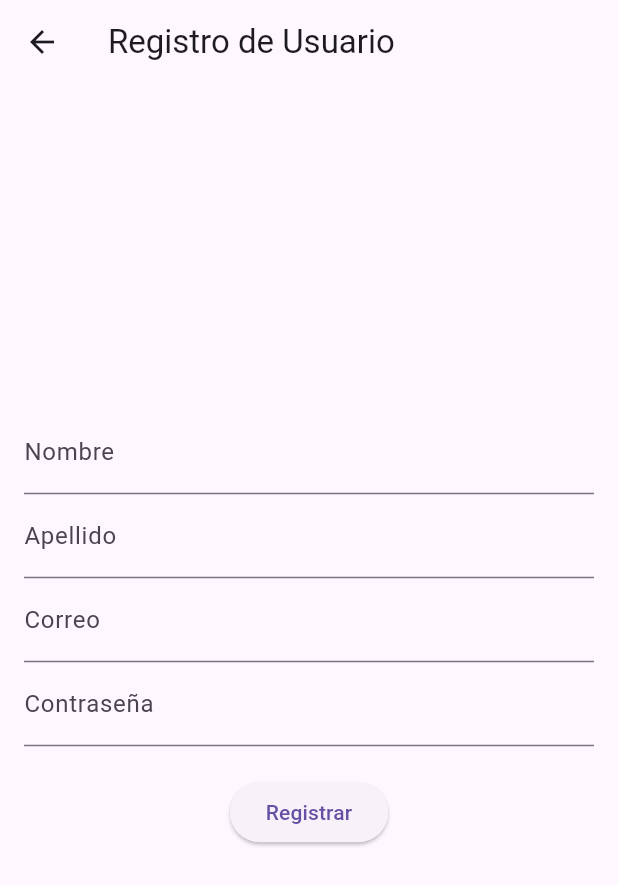
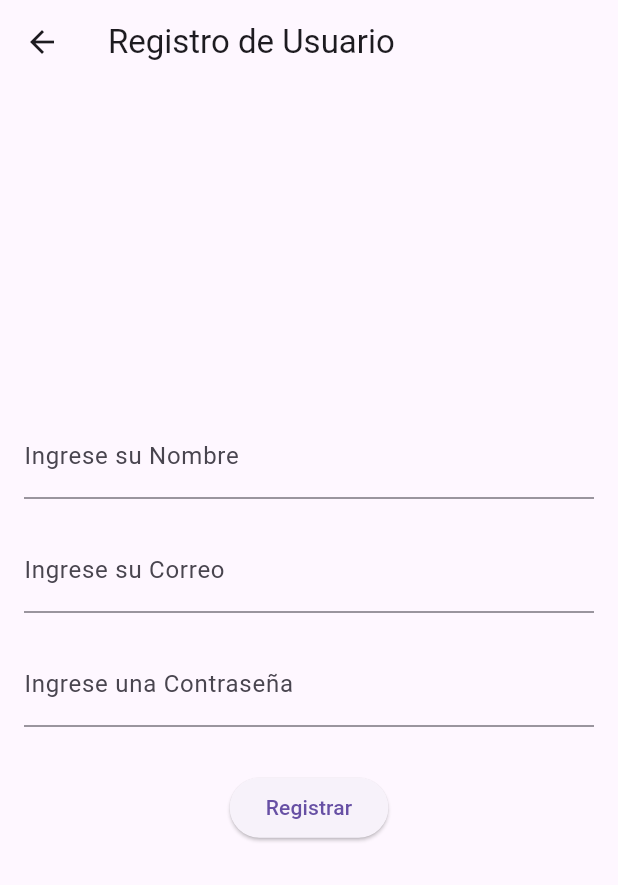
Before and after one commit to ericklasluisa/login, a Flutter app: the screen it shows after launch, after a tap on "Iniciar Sesión", after a tap on "¿No tienes una cuenta? Regístrate aquí", on a phone screen of 412 x 824 dp. Shown: the top 885 px of the screen. Run offline on Flutter 3.47's test engine with Material 3 defaults, Android fonts, the phone set to English and light mode, and no system bars; our stand-ins replace flutter_secure_storage.

Commit message:
CRUD COMPLETO

```diff
--- a/lib/screens/login_screen.dart
+++ b/lib/screens/login_screen.dart
@@ -31,13 +31,13 @@ class _LoginScreenState extends State<LoginScreen> {
       return;
     }
 
-    final token = await AuthService.login(email, password);
-    if (token != null) {
-      await _storage.write(key: 'jwt_token', value: token);
+    final data = await AuthService.login(email, password);
+    if (data != null) {
+      await _storage.write(key: 'jwt_token', value: data['token']);
       Navigator.pushReplacement(
         context,
         MaterialPageRoute(
-            builder: (context) => HomeScreen(username: email, token: token)),
+            builder: (context) => HomeScreen(username: data['user_name'], token: data['token'])),
       );
     } else {
       setState(() {
--- a/lib/screens/register_screen.dart
+++ b/lib/screens/register_screen.dart
@@ -7,8 +7,7 @@ class RegisterScreen extends StatefulWidget {
 }
 
 class _RegisterScreenState extends State<RegisterScreen> {
-  final _firstNameController = TextEditingController();
-  final _lastNameController = TextEditingController();
+  final _userNameController = TextEditingController();
   final _emailController = TextEditingController();
   final _passwordController = TextEditingController();
   String _message = '';
@@ -19,8 +18,7 @@ class _RegisterScreenState extends State<RegisterScreen> {
   }
 
   Future<void> _register() async {
-    final firstName = _firstNameController.text;
-    final lastName = _lastNameController.text;
+    final userName = _userNameController.text;
     final email = _emailController.text;
     final password = _passwordController.text;
 
@@ -31,9 +29,8 @@ class _RegisterScreenState extends State<RegisterScreen> {
       return;
     }
 
-    final success =
-        await AuthService.register(firstName, lastName, email, password);
-    if (success) {
+    final errorMessage = await AuthService.register(userName, email, password);
+    if (errorMessage == null) {
       setState(() {
         _message = 'Registro exitoso. Por favor, inicia sesión.';
       });
@@ -42,7 +39,7 @@ class _RegisterScreenState extends State<RegisterScreen> {
       });
     } else {
       setState(() {
-        _message = 'Error: No se pudo registrar el usuario';
+        _message = 'Error: $errorMessage';
       });
     }
   }
@@ -59,24 +56,22 @@ class _RegisterScreenState extends State<RegisterScreen> {
           mainAxisAlignment: MainAxisAlignment.center,
           children: [
             TextField(
-              controller: _firstNameController,
-              decoration: InputDecoration(labelText: 'Nombre'),
+              controller: _userNameController,
+              decoration: InputDecoration(labelText: 'Ingrese su Nombre'),
             ),
-            TextField(
-              controller: _lastNameController,
-              decoration: InputDecoration(labelText: 'Apellido'),
-            ),
+            SizedBox(height: 20),
             TextField(
               controller: _emailController,
-              decoration: InputDecoration(labelText: 'Correo'),
+              decoration: InputDecoration(labelText: 'Ingrese su Correo'),
               keyboardType: TextInputType.emailAddress,
             ),
+            SizedBox(height: 20),
             TextField(
               controller: _passwordController,
-              decoration: InputDecoration(labelText: 'Contraseña'),
+              decoration: InputDecoration(labelText: 'Ingrese una Contraseña'),
               obscureText: true,
             ),
-            SizedBox(height: 20),
+            SizedBox(height: 30),
             ElevatedButton(
               onPressed: _register,
               child: Text('Registrar'),
```
Also changed, not shown: lib/services/auth_service.dart (+16 -11 lines), 1 other file.
